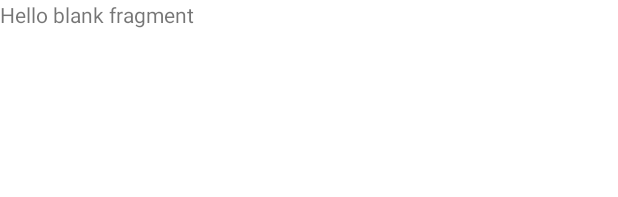
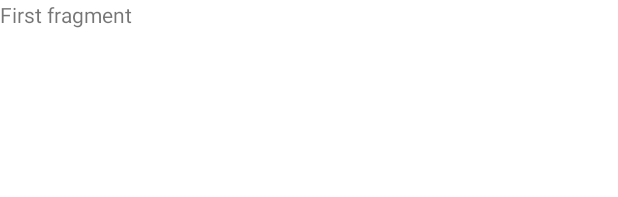
Before and after one commit to ys2409/KnowYourFacts, an Android app: the layout fragment_1.xml on its own in the app's theme, with its tools: preview values and no code run, on a phone screen of 412 x 824 dp. Shown: the top 197 px of the screen. Run offline under Robolectric (Android 15) with nearby library versions, the phone set to English and light mode, and no system bars.

Commit message:
First commit

```diff
--- a/app/src/main/res/layout/fragment_1.xml
+++ b/app/src/main/res/layout/fragment_1.xml
@@ -9,6 +9,6 @@
     <TextView
         android:layout_width="match_parent"
         android:layout_height="match_parent"
-        android:text="@string/hello_blank_fragment" />
+        android:text="First fragment" />
 
 </FrameLayout>
--- a/app/src/main/res/layout/fragment_2.xml
+++ b/app/src/main/res/layout/fragment_2.xml
@@ -9,6 +9,6 @@
     <TextView
         android:layout_width="match_parent"
         android:layout_height="match_parent"
-        android:text="@string/hello_blank_fragment" />
+        android:text="Second fragment" />
 
 </FrameLayout>
--- a/app/src/main/res/layout/fragment_3.xml
+++ b/app/src/main/res/layout/fragment_3.xml
@@ -9,6 +9,6 @@
     <TextView
         android:layout_width="match_parent"
         android:layout_height="match_parent"
-        android:text="@string/hello_blank_fragment" />
+        android:text="Third fragment" />
 
 </FrameLayout>
```
